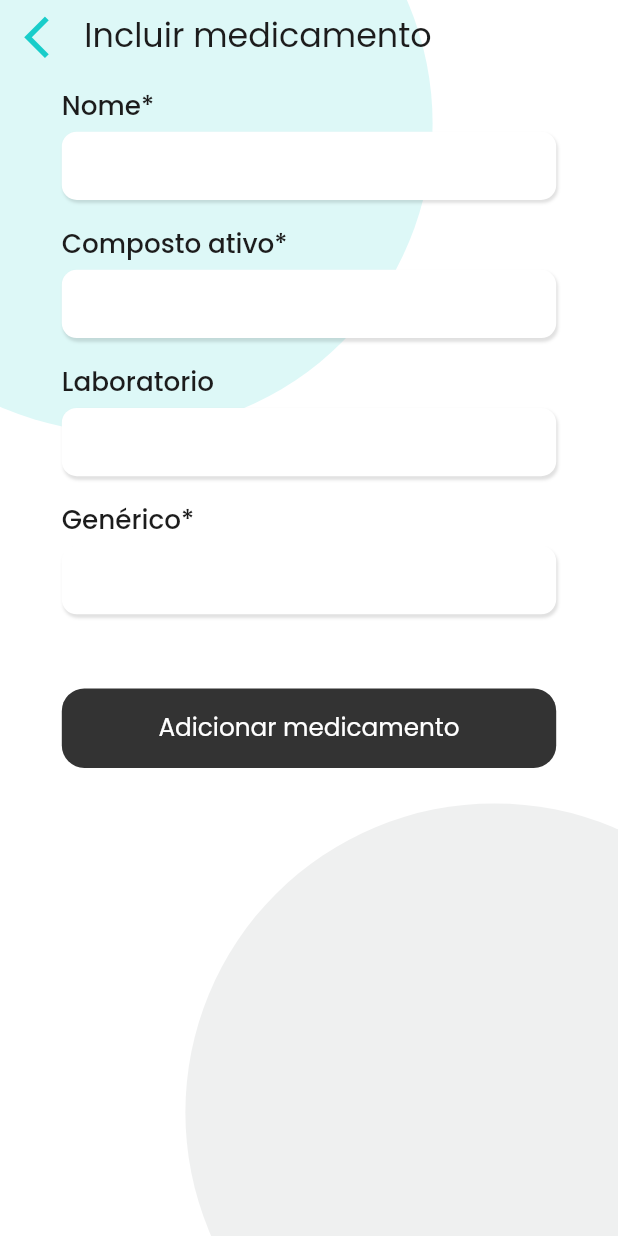
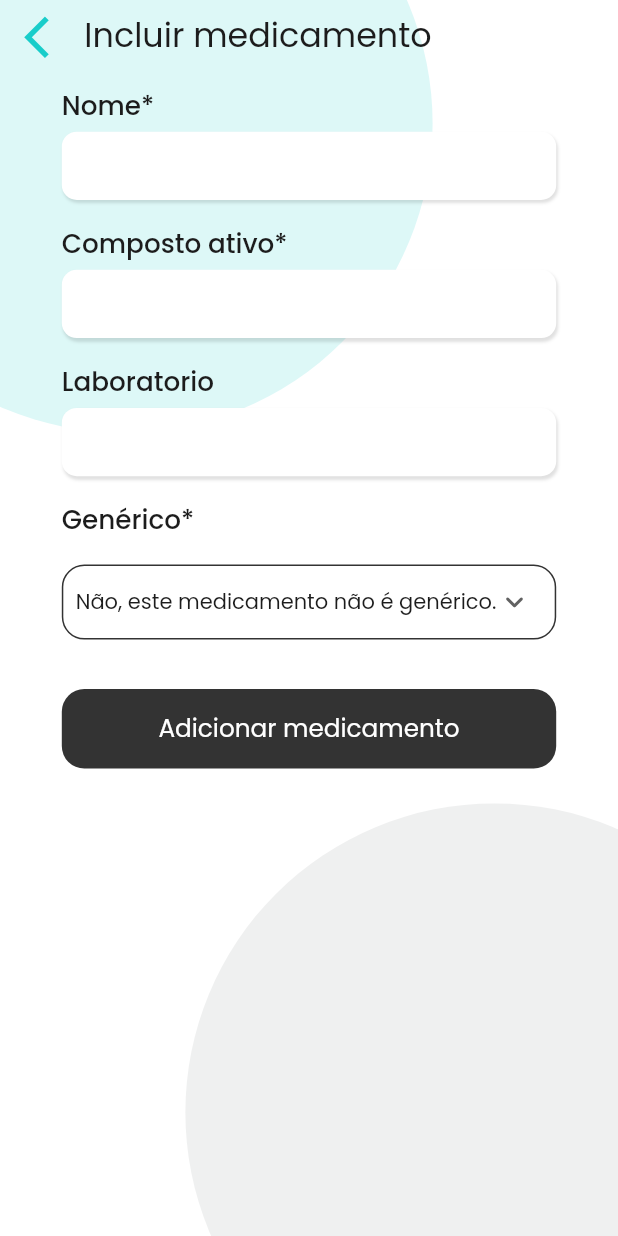
Before and after one commit to HealTimeTCC/HealTime_App, a Flutter app: the IncludeMedication screen opened by its route, on a phone screen of 412 x 824 dp. Run offline on Flutter 3.47's test engine with Material 2 defaults, Android fonts, the light colour scheme and no system bars; our stand-ins replace brasil_fields, calendar_date_picker2, carousel_slider, flutter_staggered_animations, google_fonts, lottie and 1 more; accounts and stored records are empty.

Commit message:
Incrementando a api no app para incluir um novo medicamento

```diff
--- a/lib/shared/models/model_medicacao.dart
+++ b/lib/shared/models/model_medicacao.dart
@@ -9,13 +9,13 @@ class ModelMedicacao {
       {required this.compostoAtivoMedicacao,
       required this.generico,
       required this.laboratorioMedicacao,
-      required this.medicacaoId,
+      this.medicacaoId,
       required this.nomeMedicacao,
       required this.statusMedicacaoId,
       required this.tipoMedicacaoId,
       this.codPessoaAlter});
 
-  int medicacaoId;
+  int? medicacaoId;
   StatusMedicacao statusMedicacaoId;
   int tipoMedicacaoId;
   String nomeMedicacao;
--- a/lib/src/screens/screens_navigation/screens_medical/screen_medicine/Widget/model_text_field.dart
+++ b/lib/src/screens/screens_navigation/screens_medical/screen_medicine/Widget/model_text_field.dart
@@ -21,6 +21,7 @@ class ModelTextField extends StatelessWidget {
         ],
       ),
       child: TextField(
+        controller: textFieldController,
         style: FontGoogle.textNormaleGoogle(size: size),
         cursorColor: Colors.black12,
         decoration: InputDecoration(
--- a/lib/src/screens/screens_navigation/screens_medical/screen_medicine/screen_include_medicine.dart
+++ b/lib/src/screens/screens_navigation/screens_medical/screen_medicine/screen_include_medicine.dart
@@ -1,9 +1,12 @@
 import 'package:flutter/material.dart';
 import 'package:google_fonts/google_fonts.dart';
+import 'package:healtime/shared/models/enuns/enum_status_medicacao.dart';
+import 'package:healtime/shared/models/model_medicacao.dart';
 
 import '../../../../../shared/decorations/fonts_google.dart';
 import '../../../../../shared/decorations/screen_background.dart';
 import 'Widget/model_text_field.dart';
+import 'logic/medicine.dart';
 
 class IncludeMedication extends StatefulWidget {
   const IncludeMedication({Key? key}) : super(key: key);
@@ -13,11 +16,18 @@ class IncludeMedication extends StatefulWidget {
 }
 
 class _IncludeMedicationState extends State<IncludeMedication> {
-
   final TextEditingController _textNameController = TextEditingController();
   final TextEditingController _textComposedController = TextEditingController();
-  final TextEditingController _textLaboratoryController = TextEditingController();
+  final TextEditingController _textLaboratoryController =
+      TextEditingController();
   final TextEditingController _textGenericController = TextEditingController();
+
+  final List<String> _optionsMedicineGeneric = [
+    'Sim, este medicamento é genérico.',
+    'Não, este medicamento não é genérico.'
+  ];
+
+  String _selectMedicineGeneric = 'N';
 
   @override
   Widget build(BuildContext context) {
@@ -54,6 +64,7 @@ class _IncludeMedicationState extends State<IncludeMedication> {
           SafeArea(
             child: Container(
               margin: EdgeInsets.symmetric(horizontal: size.width * .1),
+              child: SingleChildScrollView(
                 child: Column(
                   mainAxisSize: MainAxisSize.min,
                   crossAxisAlignment: CrossAxisAlignment.stretch,
@@ -64,28 +75,71 @@ class _IncludeMedicationState extends State<IncludeMedication> {
                       style: FontGoogle.textSubTitleGoogle(size: size * .85),
                     ),
                     ModelTextField(textFieldController: _textNameController),
-
                     Text(
                       'Composto ativo*',
                       style: FontGoogle.textSubTitleGoogle(size: size * .85),
                     ),
-                  ModelTextField(textFieldController: _textComposedController),
-
+                    ModelTextField(
+                        textFieldController: _textComposedController),
                     Text(
                       'Laboratorio',
                       style: FontGoogle.textSubTitleGoogle(size: size * .85),
                     ),
-                  ModelTextField(textFieldController: _textLaboratoryController),
-
+                    ModelTextField(
+                        textFieldController: _textLaboratoryController),
                     Text(
                       'Genérico*',
                       style: FontGoogle.textSubTitleGoogle(size: size * .85),
                     ),
-                  ModelTextField(textFieldController: _textGenericController),
-
+                    SizedBox(height: size.height * .02),
+                    Container(
+                      padding: EdgeInsets.symmetric(horizontal: size.width * .02),
+                      decoration: BoxDecoration(
+                        color: Colors.white,
+                        borderRadius: BorderRadius.circular(15),
+                        border: Border.all(
+                          color: const Color(0xff333333),
+                        ),
+                      ),
+                      child: DropdownButton(
+                        value: _selectMedicineGeneric,
+                        style: FontGoogle.textNormaleGoogle(size: size * .68),
+                        underline: Container(),
+                        borderRadius: BorderRadius.circular(15),
+                        icon: const Icon(Icons.keyboard_arrow_down_rounded),
+                        items: _optionsMedicineGeneric
+                            .map(
+                              (e) => DropdownMenuItem(
+                                value: (e == 'Sim, este medicamento é genérico.'
+                                    ? 'S'
+                                    : 'N'),
+                                child: Text(e),
+                              ),
+                            )
+                            .toList(),
+                        onChanged: (value) {
+                          setState(() {
+                            _selectMedicineGeneric = value!;
+                          });
+                        },
+                      ),
+                    ),
                     SizedBox(height: size.height * .04),
                     ElevatedButton(
-                    onPressed: () async {},
+                      onPressed: () async {
+                        ModelMedicacao medicine = ModelMedicacao(
+                            compostoAtivoMedicacao:
+                                _textComposedController.text,
+                            generico: _selectMedicineGeneric,
+                            laboratorioMedicacao:
+                                _textLaboratoryController.text,
+                            nomeMedicacao: _textNameController.text,
+                            statusMedicacaoId: StatusMedicacao.ativo,
+                            tipoMedicacaoId: 1);
+
+                        LogicMedicine.includeMedicine(
+                            context: context, medicine: medicine);
+                      },
                       style: ElevatedButton.styleFrom(
                         elevation: 0,
                         padding: const EdgeInsets.symmetric(vertical: 14),
@@ -106,6 +160,7 @@ class _IncludeMedicationState extends State<IncludeMedication> {
                   ],
                 ),
               ),
+            ),
           )
         ],
       ),
```
Also changed, not shown: lib/services/api/api_medicine.dart (+19 -6 lines), lib/src/screens/screens_navigation/screens_medical/screen_medicine/logic/medicine.dart (+56 -0 lines), lib/shared/models/json_serializable/model_medicacao.g.dart. Lines whose indentation alone changed are shown as unchanged.
